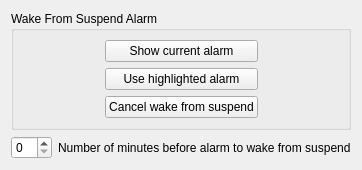
Above: kalarm/wakedlg.ui from KDE/kdepim before the change. Below: the same form after it.
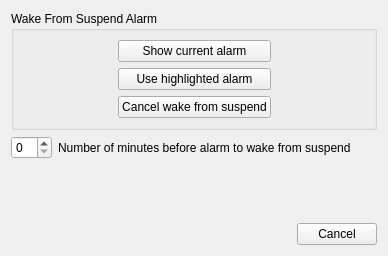
That is the form after the change.

Commit message: KAlarm: port away from KDialog

What changed in the file:
```diff
--- a/kalarm/wakedlg.ui
+++ b/kalarm/wakedlg.ui
@@ -6,8 +6,8 @@
    <rect>
     <x>0</x>
     <y>0</y>
-    <width>333</width>
-    <height>162</height>
+    <width>388</width>
+    <height>256</height>
    </rect>
   </property>
   <layout class="QVBoxLayout" name="verticalLayout">
@@ -122,6 +122,26 @@
      </item>
     </layout>
    </item>
+   <item>
+    <spacer name="verticalSpacer">
+     <property name="orientation">
+      <enum>Qt::Vertical</enum>
+     </property>
+     <property name="sizeHint" stdset="0">
+      <size>
+       <width>20</width>
+       <height>40</height>
+      </size>
+     </property>
+    </spacer>
+   </item>
+   <item>
+    <widget class="QDialogButtonBox" name="buttonBox">
+     <property name="standardButtons">
+      <set>QDialogButtonBox::Cancel</set>
+     </property>
+    </widget>
+   </item>
   </layout>
  </widget>
  <resources/>
```
The commit also changes 35 other files.
